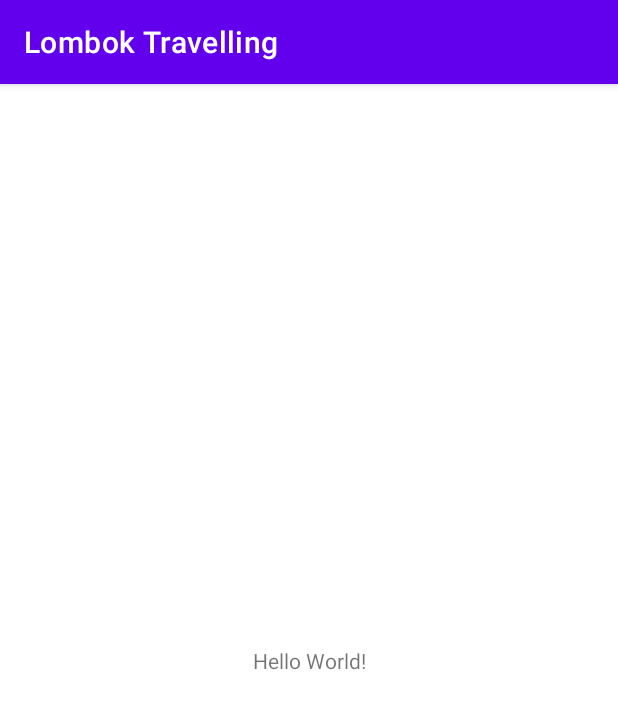
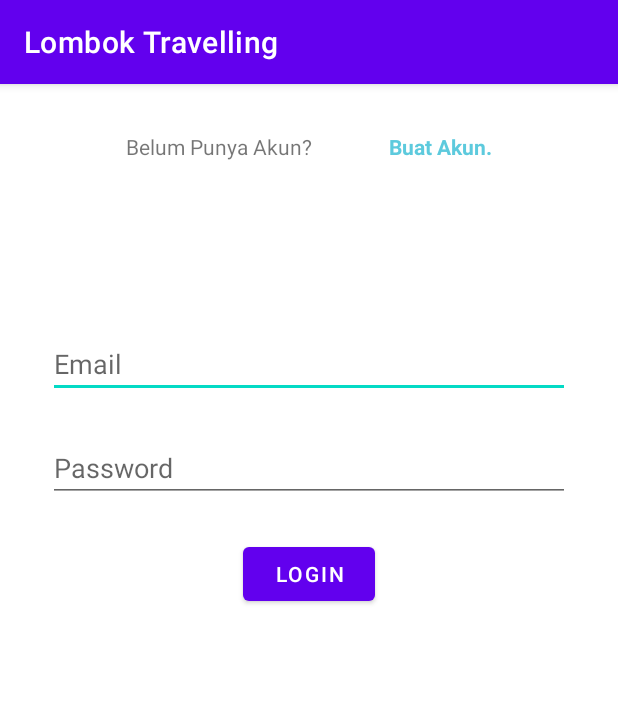
Before and after one commit to Ammardapi/Llombok_Travelling, an Android app: the screen it shows after launch (MainActivity), on a phone screen of 412 x 824 dp. Shown: the top 709 px of the screen. Run offline under Robolectric (Android 15) with nearby library versions, the phone set to English and light mode, and no system bars.

```diff
--- a/app/src/main/AndroidManifest.xml
+++ b/app/src/main/AndroidManifest.xml
@@ -10,6 +10,9 @@
         android:supportsRtl="true"
         android:theme="@style/Theme.LombokTravelling">
         <activity
+            android:name=".RegisterActivity"
+            android:exported="false" />
+        <activity
             android:name=".MainActivity"
             android:exported="true">
             <intent-filter>
--- /dev/null
+++ b/app/src/main/java/com/dapi/lomboktravelling/RegisterActivity.java
@@ -0,0 +1,14 @@
+package com.dapi.lomboktravelling;
+
+import androidx.appcompat.app.AppCompatActivity;
+
+import android.os.Bundle;
+
+public class RegisterActivity extends AppCompatActivity {
+
+    @Override
+    protected void onCreate(Bundle savedInstanceState) {
+        super.onCreate(savedInstanceState);
+        setContentView(R.layout.activity_register);
+    }
+}
--- a/app/src/main/res/layout/activity_main.xml
+++ b/app/src/main/res/layout/activity_main.xml
@@ -4,15 +4,70 @@
     xmlns:tools="http://schemas.android.com/tools"
     android:layout_width="match_parent"
     android:layout_height="match_parent"
+    android:padding="32dp"
     tools:context=".MainActivity">
 
-    <TextView
+
+    <EditText
+        android:id="@+id/et_email"
+        android:layout_width="0dp"
+        android:layout_height="wrap_content"
+        android:layout_marginTop="132dp"
+        android:ems="10"
+        android:hint="Email"
+        android:inputType="textEmailAddress"
+        app:layout_constraintEnd_toEndOf="parent"
+        app:layout_constraintHorizontal_bias="0.5"
+        app:layout_constraintStart_toStartOf="parent"
+        app:layout_constraintTop_toTopOf="parent" />
+
+    <EditText
+        android:id="@+id/et_Password"
+        android:layout_width="0dp"
+        android:layout_height="wrap_content"
+        android:layout_marginTop="24dp"
+        android:ems="10"
+        android:hint="Password"
+        android:inputType="textPassword"
+        app:layout_constraintEnd_toEndOf="parent"
+        app:layout_constraintHorizontal_bias="0.5"
+        app:layout_constraintStart_toStartOf="parent"
+        app:layout_constraintTop_toBottomOf="@+id/et_email" />
+
+    <Button
+        android:id="@+id/btn_login"
         android:layout_width="wrap_content"
         android:layout_height="wrap_content"
-        android:text="Hello World!"
-        app:layout_constraintBottom_toBottomOf="parent"
-        app:layout_constraintLeft_toLeftOf="parent"
-        app:layout_constraintRight_toRightOf="parent"
-        app:layout_constraintTop_toTopOf="parent" />
+        android:layout_marginTop="24dp"
+        android:text="LOGIN"
+        app:layout_constraintEnd_toEndOf="parent"
+        app:layout_constraintHorizontal_bias="0.5"
+        app:layout_constraintStart_toStartOf="parent"
+        app:layout_constraintTop_toBottomOf="@+id/et_Password" />
 
+    <TextView
+        android:id="@+id/textView"
+        android:layout_width="wrap_content"
+        android:layout_height="wrap_content"
+        android:text="Belum Punya Akun?"
+        app:layout_constraintEnd_toStartOf="@+id/tv_regis"
+        app:layout_constraintHorizontal_bias="0.5"
+        app:layout_constraintStart_toStartOf="parent"
+        tools:ignore="MissingConstraints"
+        tools:layout_editor_absoluteY="365dp" />
+
+    <TextView
+        android:id="@+id/tv_regis"
+        android:layout_width="wrap_content"
+        android:layout_height="wrap_content"
+        android:text="Buat Akun."
+
+
+        android:textColor="#5DCADD"
+        android:textStyle="bold"
+        app:layout_constraintEnd_toEndOf="parent"
+        app:layout_constraintHorizontal_bias="0.5"
+        app:layout_constraintStart_toEndOf="@+id/textView"
+        tools:ignore="MissingClass,MissingConstraints"
+        tools:layout_editor_absoluteY="365dp" />
 </androidx.constraintlayout.widget.ConstraintLayout>
--- /dev/null
+++ b/app/src/main/res/layout/activity_register.xml
@@ -0,0 +1,9 @@
+<?xml version="1.0" encoding="utf-8"?>
+<androidx.constraintlayout.widget.ConstraintLayout xmlns:android="http://schemas.android.com/apk/res/android"
+    xmlns:app="http://schemas.android.com/apk/res-auto"
+    xmlns:tools="http://schemas.android.com/tools"
+    android:layout_width="match_parent"
+    android:layout_height="match_parent"
+    tools:context=".RegisterActivity">
+
+</androidx.constraintlayout.widget.ConstraintLayout>
```
Also changed, not shown: 1 other file.
